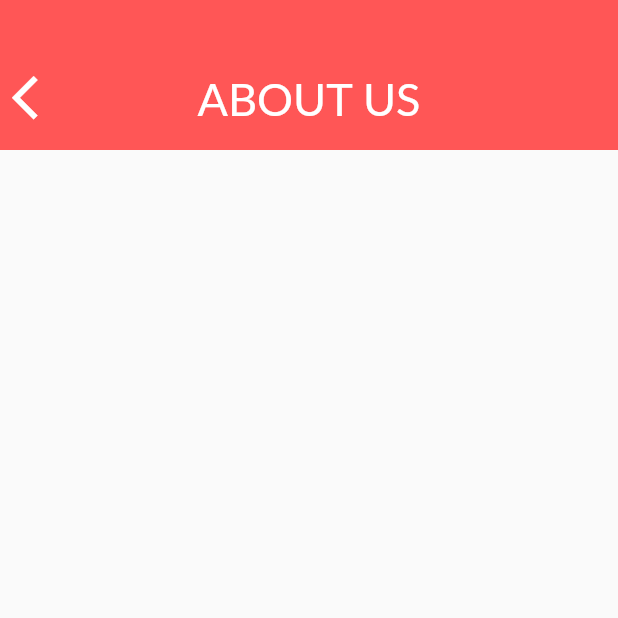
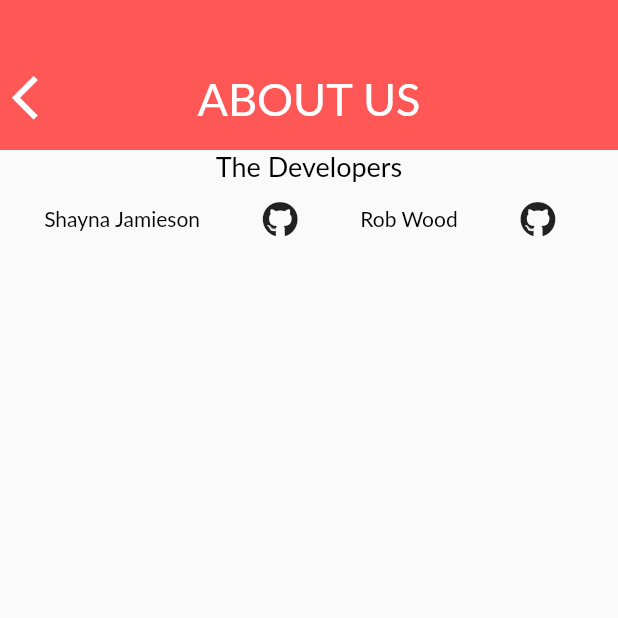
Before and after one commit to jamiesonshayna/LookToTheCook, a Flutter app: the AboutUsScreen screen opened by its route, on a phone screen of 412 x 824 dp, the top half of it. Run offline on Flutter 3.47's test engine with Material 2 defaults, Android fonts, the phone set to English and light mode, and no system bars; our stand-ins replace font_awesome_flutter; Roboto replaces fonts that are missing (Lato).

Commit message:
made user info with github links in the about us

```diff
--- /dev/null
+++ b/look_to_the_cook/lib/templates/icon_git.dart
@@ -0,0 +1,27 @@
+import 'package:flutter/material.dart';
+import 'package:font_awesome_flutter/font_awesome_flutter.dart';
+import 'package:url_launcher/url_launcher.dart';
+class IconGit extends StatelessWidget {
+  final String link;
+
+  IconGit(
+    {@required this.link
+    });
+
+  Widget build(BuildContext context) {
+      return new IconButton(
+        // Use the FontAwesomeIcons class for the IconData
+          icon: new Icon(FontAwesomeIcons.github),
+          onPressed: () {
+            _launchURL(link);
+          }
+      );
+  }
+  _launchURL(String url) async {
+    launch(url);
+  }
+}
+
+
+//   'https://www.linkedin.com/in/sourabh-kumar-08987560/'),
+//
--- a/look_to_the_cook/lib/views/aboutus_screen.dart
+++ b/look_to_the_cook/lib/views/aboutus_screen.dart
@@ -1,8 +1,9 @@
 import 'package:flutter/material.dart';
-
+import 'package:url_launcher/url_launcher.dart';
 // TEMPLATE COMPONENTS:
 import 'package:look_to_the_cook/templates/app_bar_component.dart';
-
+import 'package:look_to_the_cook/templates/icon_git.dart';
+import 'package:look_to_the_cook/templates/normal_text.dart';
 // ROUTES
 
 /*
@@ -32,6 +33,34 @@ class AboutUsScreen extends StatelessWidget {
           },
         ),
       ),
-    );
+      body: Column(
+          children: <Widget>[
+            NormalText(
+              text: "The Developers",
+              textSize: 18,
+              textColor : Colors.black,
+            ),
+            Row(
+                mainAxisAlignment: MainAxisAlignment.spaceEvenly,
+                children: <Widget>[
+                NormalText(
+                  text: "Shayna Jamieson",
+                  textSize: 14,
+                  textColor : Colors.black,
+                ),
+                IconGit(
+                  link: 'https://github.com/jamiesonshayna',
+                ),
+                NormalText(
+                text: "Rob Wood",
+                textSize: 14,
+                textColor : Colors.black,
+                ),
+                IconGit(
+                    link: 'https://github.com/woodrdk',
+                ),
+        ]),
+        ]));
+
   }
 }
--- a/look_to_the_cook/pubspec.yaml
+++ b/look_to_the_cook/pubspec.yaml
@@ -19,7 +19,8 @@ environment:
 dependencies:
   flutter:
     sdk: flutter
-
+  font_awesome_flutter: any
+  url_launcher: ^5.4.1
   # The following adds the Cupertino Icons font to your application.
   # Use with the CupertinoIcons class for iOS style icons.
   cupertino_icons: ^0.1.2
```
Also changed, not shown: look_to_the_cook/pubspec.lock.
